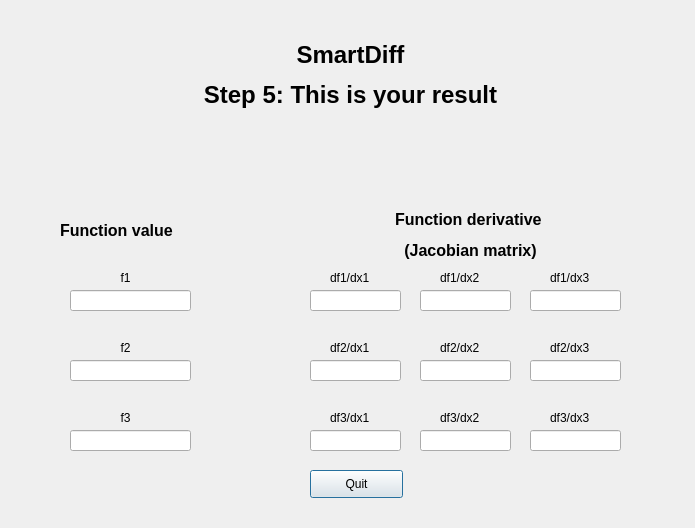
Before: the Qt Designer form SmartDiff/GUI/step5.ui in SmartDiff/cs107-FinalProject, drawn with Qt 5.
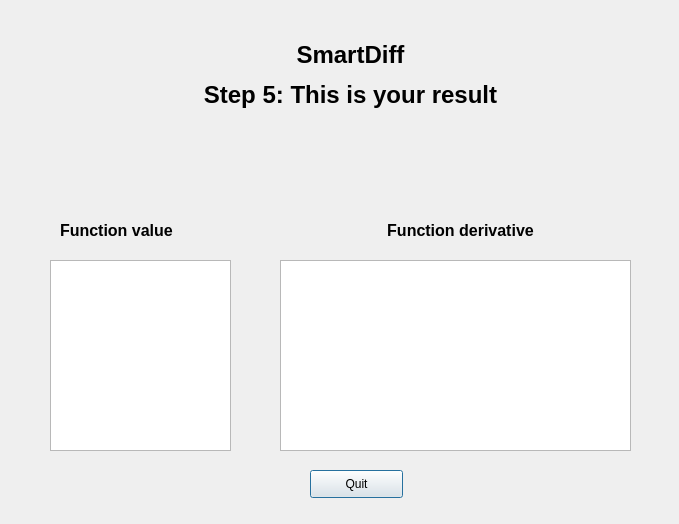
After: the same form once the commit is applied.

Commit message: further updates on display in GUI

Patch:
```diff
--- a/SmartDiff/GUI/step5.ui
+++ b/SmartDiff/GUI/step5.ui
@@ -6,8 +6,8 @@
    <rect>
     <x>0</x>
     <y>0</y>
-    <width>695</width>
-    <height>528</height>
+    <width>679</width>
+    <height>524</height>
    </rect>
   </property>
   <property name="windowTitle">
@@ -45,308 +45,14 @@
   <widget class="QLabel" name="DerLabel">
    <property name="geometry">
     <rect>
-     <x>360</x>
-     <y>200</y>
+     <x>350</x>
+     <y>210</y>
      <width>221</width>
-     <height>71</height>
+     <height>41</height>
     </rect>
    </property>
    <property name="text">
-    <string>&lt;html&gt;&lt;head/&gt;&lt;body&gt;&lt;p align=&quot;center&quot;&gt;&lt;span style=&quot; font-size:12pt; font-weight:600;&quot;&gt;Function derivative &lt;/span&gt;&lt;/p&gt;&lt;p align=&quot;center&quot;&gt;&lt;span style=&quot; font-size:12pt; font-weight:600;&quot;&gt;(Jacobian matrix)&lt;/span&gt;&lt;/p&gt;&lt;/body&gt;&lt;/html&gt;</string>
-   </property>
-  </widget>
-  <widget class="QLabel" name="f3Label">
-   <property name="geometry">
-    <rect>
-     <x>70</x>
-     <y>410</y>
-     <width>111</width>
-     <height>16</height>
-    </rect>
-   </property>
-   <property name="text">
-    <string>&lt;html&gt;&lt;head/&gt;&lt;body&gt;&lt;p align=&quot;center&quot;&gt;f3&lt;/p&gt;&lt;/body&gt;&lt;/html&gt;</string>
-   </property>
-  </widget>
-  <widget class="QLineEdit" name="f1Val">
-   <property name="geometry">
-    <rect>
-     <x>70</x>
-     <y>290</y>
-     <width>121</width>
-     <height>21</height>
-    </rect>
-   </property>
-   <property name="text">
-    <string extracomment="default is 0"/>
-   </property>
-   <property name="placeholderText">
-    <string extracomment="Default is 0"/>
-   </property>
-  </widget>
-  <widget class="QLabel" name="f1Label">
-   <property name="geometry">
-    <rect>
-     <x>70</x>
-     <y>270</y>
-     <width>111</width>
-     <height>16</height>
-    </rect>
-   </property>
-   <property name="text">
-    <string>&lt;html&gt;&lt;head/&gt;&lt;body&gt;&lt;p align=&quot;center&quot;&gt;f1&lt;/p&gt;&lt;/body&gt;&lt;/html&gt;</string>
-   </property>
-  </widget>
-  <widget class="QLabel" name="f2Label">
-   <property name="geometry">
-    <rect>
-     <x>70</x>
-     <y>340</y>
-     <width>111</width>
-     <height>16</height>
-    </rect>
-   </property>
-   <property name="text">
-    <string>&lt;html&gt;&lt;head/&gt;&lt;body&gt;&lt;p align=&quot;center&quot;&gt;f2&lt;/p&gt;&lt;/body&gt;&lt;/html&gt;</string>
-   </property>
-  </widget>
-  <widget class="QLineEdit" name="f3Val">
-   <property name="geometry">
-    <rect>
-     <x>70</x>
-     <y>430</y>
-     <width>121</width>
-     <height>21</height>
-    </rect>
-   </property>
-   <property name="text">
-    <string extracomment="default is 0"/>
-   </property>
-   <property name="placeholderText">
-    <string extracomment="Default is 0"/>
-   </property>
-  </widget>
-  <widget class="QLineEdit" name="f2Val">
-   <property name="geometry">
-    <rect>
-     <x>70</x>
-     <y>360</y>
-     <width>121</width>
-     <height>21</height>
-    </rect>
-   </property>
-   <property name="text">
-    <string extracomment="default is 0"/>
-   </property>
-   <property name="placeholderText">
-    <string extracomment="Default is 0"/>
-   </property>
-  </widget>
-  <widget class="QLineEdit" name="f11Der">
-   <property name="geometry">
-    <rect>
-     <x>310</x>
-     <y>290</y>
-     <width>91</width>
-     <height>21</height>
-    </rect>
-   </property>
-  </widget>
-  <widget class="QLineEdit" name="f12Der">
-   <property name="geometry">
-    <rect>
-     <x>420</x>
-     <y>290</y>
-     <width>91</width>
-     <height>21</height>
-    </rect>
-   </property>
-  </widget>
-  <widget class="QLineEdit" name="f13Der">
-   <property name="geometry">
-    <rect>
-     <x>530</x>
-     <y>290</y>
-     <width>91</width>
-     <height>21</height>
-    </rect>
-   </property>
-  </widget>
-  <widget class="QLabel" name="f11Label">
-   <property name="geometry">
-    <rect>
-     <x>330</x>
-     <y>270</y>
-     <width>61</width>
-     <height>16</height>
-    </rect>
-   </property>
-   <property name="text">
-    <string>df1/dx1</string>
-   </property>
-  </widget>
-  <widget class="QLabel" name="f12Label">
-   <property name="geometry">
-    <rect>
-     <x>440</x>
-     <y>270</y>
-     <width>61</width>
-     <height>16</height>
-    </rect>
-   </property>
-   <property name="text">
-    <string>df1/dx2</string>
-   </property>
-  </widget>
-  <widget class="QLabel" name="f13Label">
-   <property name="geometry">
-    <rect>
-     <x>550</x>
-     <y>270</y>
-     <width>61</width>
-     <height>16</height>
-    </rect>
-   </property>
-   <property name="text">
-    <string>df1/dx3</string>
-   </property>
-  </widget>
-  <widget class="QLineEdit" name="f21Der">
-   <property name="geometry">
-    <rect>
-     <x>310</x>
-     <y>360</y>
-     <width>91</width>
-     <height>21</height>
-    </rect>
-   </property>
-  </widget>
-  <widget class="QLabel" name="f23Label">
-   <property name="geometry">
-    <rect>
-     <x>550</x>
-     <y>340</y>
-     <width>61</width>
-     <height>16</height>
-    </rect>
-   </property>
-   <property name="text">
-    <string>df2/dx3</string>
-   </property>
-  </widget>
-  <widget class="QLineEdit" name="f23Der">
-   <property name="geometry">
-    <rect>
-     <x>530</x>
-     <y>360</y>
-     <width>91</width>
-     <height>21</height>
-    </rect>
-   </property>
-  </widget>
-  <widget class="QLabel" name="f22Label">
-   <property name="geometry">
-    <rect>
-     <x>440</x>
-     <y>340</y>
-     <width>61</width>
-     <height>16</height>
-    </rect>
-   </property>
-   <property name="text">
-    <string>df2/dx2</string>
-   </property>
-  </widget>
-  <widget class="QLineEdit" name="f22Der">
-   <property name="geometry">
-    <rect>
-     <x>420</x>
-     <y>360</y>
-     <width>91</width>
-     <height>21</height>
-    </rect>
-   </property>
-  </widget>
-  <widget class="QLabel" name="f21Label">
-   <property name="geometry">
-    <rect>
-     <x>330</x>
-     <y>340</y>
-     <width>61</width>
-     <height>16</height>
-    </rect>
-   </property>
-   <property name="text">
-    <string>df2/dx1</string>
-   </property>
-  </widget>
-  <widget class="QLineEdit" name="f31Der">
-   <property name="geometry">
-    <rect>
-     <x>310</x>
-     <y>430</y>
-     <width>91</width>
-     <height>21</height>
-    </rect>
-   </property>
-  </widget>
-  <widget class="QLabel" name="f32Label">
-   <property name="geometry">
-    <rect>
-     <x>440</x>
-     <y>410</y>
-     <width>61</width>
-     <height>16</height>
-    </rect>
-   </property>
-   <property name="text">
-    <string>df3/dx2</string>
-   </property>
-  </widget>
-  <widget class="QLineEdit" name="f32Der">
-   <property name="geometry">
-    <rect>
-     <x>420</x>
-     <y>430</y>
-     <width>91</width>
-     <height>21</height>
-    </rect>
-   </property>
-  </widget>
-  <widget class="QLineEdit" name="f33Der">
-   <property name="geometry">
-    <rect>
-     <x>530</x>
-     <y>430</y>
-     <width>91</width>
-     <height>21</height>
-    </rect>
-   </property>
-  </widget>
-  <widget class="QLabel" name="f31Label">
-   <property name="geometry">
-    <rect>
-     <x>330</x>
-     <y>410</y>
-     <width>61</width>
-     <height>16</height>
-    </rect>
-   </property>
-   <property name="text">
-    <string>df3/dx1</string>
-   </property>
-  </widget>
-  <widget class="QLabel" name="f33Label">
-   <property name="geometry">
-    <rect>
-     <x>550</x>
-     <y>410</y>
-     <width>61</width>
-     <height>16</height>
-    </rect>
-   </property>
-   <property name="text">
-    <string>df3/dx3</string>
+    <string>&lt;html&gt;&lt;head/&gt;&lt;body&gt;&lt;p align=&quot;center&quot;&gt;&lt;span style=&quot; font-size:12pt; font-weight:600;&quot;&gt;Function derivative&lt;/span&gt;&lt;/p&gt;&lt;/body&gt;&lt;/html&gt;</string>
    </property>
   </widget>
   <widget class="QPushButton" name="quitButton">
@@ -375,6 +81,26 @@
     <string/>
    </property>
   </widget>
+  <widget class="QTextEdit" name="ValInput">
+   <property name="geometry">
+    <rect>
+     <x>50</x>
+     <y>260</y>
+     <width>181</width>
+     <height>191</height>
+    </rect>
+   </property>
+  </widget>
+  <widget class="QTextEdit" name="FuncInput">
+   <property name="geometry">
+    <rect>
+     <x>280</x>
+     <y>260</y>
+     <width>351</width>
+     <height>191</height>
+    </rect>
+   </property>
+  </widget>
  </widget>
  <resources/>
  <connections/>
```
The commit also changes 2 other files.
